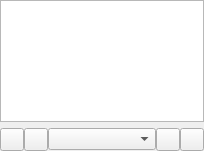
CDrummond/cantata, file gui/albumspage.ui: the form before one commit.
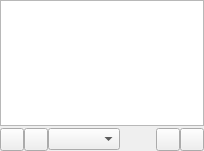
The form after the commit. Custom widgets are drawn as their Qt base class.

```diff
--- a/gui/albumspage.ui
+++ b/gui/albumspage.ui
@@ -11,6 +11,9 @@
    </rect>
   </property>
   <layout class="QVBoxLayout" name="vlayout">
+   <property name="spacing">
+    <number>2</number>
+   </property>
    <property name="leftMargin">
     <number>0</number>
    </property>
@@ -52,6 +55,9 @@
      <item>
       <widget class="GenreCombo" name="genreCombo"/>
      </item>
+     <item>
+      <widget class="SizeWidget" name="sizeWidget"/>
+     </item>
      <item>
       <widget class="ToolButton" name="addToPlayQueue"/>
      </item>
@@ -78,6 +84,11 @@
    <extends>QToolButton</extends>
    <header>toolbutton.h</header>
   </customwidget>
+  <customwidget>
+   <class>SizeWidget</class>
+   <extends>QWidget</extends>
+   <header>sizewidget.h</header>
+  </customwidget>
  </customwidgets>
  <resources/>
  <connections/>
```
